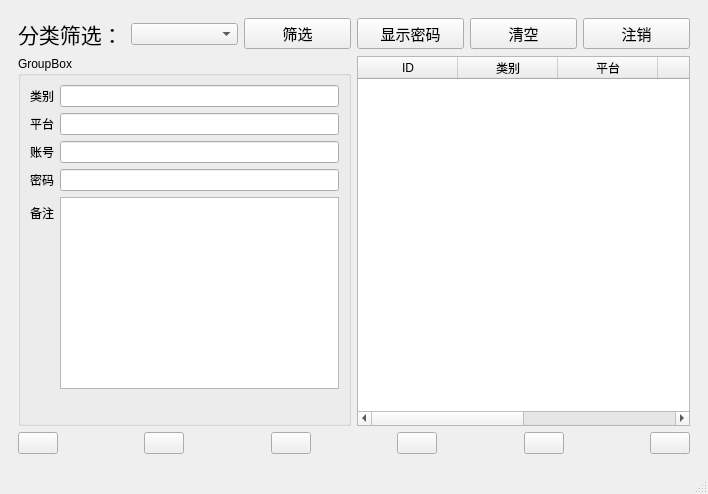
First picture: the form in mainwindow.ui, repository Zyc-paper-tigers/PasswordManager, before the edit.
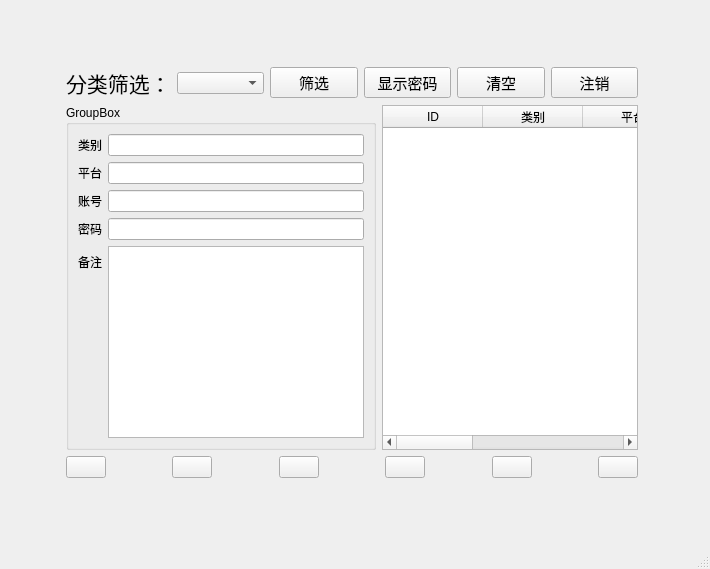
Second picture: the form after the edit. Icons and pictures are not drawn.

Commit message: 一些ui优化

What changed in the file:
```diff
--- a/mainwindow.ui
+++ b/mainwindow.ui
@@ -6,8 +6,8 @@
    <rect>
     <x>0</x>
     <y>0</y>
-    <width>708</width>
-    <height>494</height>
+    <width>710</width>
+    <height>569</height>
    </rect>
   </property>
   <property name="sizePolicy">
@@ -20,15 +20,49 @@
    <string>MainWindow</string>
   </property>
   <widget class="QWidget" name="centralwidget">
-   <layout class="QGridLayout" name="gridLayout">
-    <item row="0" column="0">
-     <widget class="QWidget" name="widget" native="true">
-      <property name="sizePolicy">
-       <sizepolicy hsizetype="Expanding" vsizetype="Expanding">
-        <horstretch>0</horstretch>
-        <verstretch>0</verstretch>
-       </sizepolicy>
-      </property>
+   <widget class="QWidget" name="widget" native="true">
+    <property name="geometry">
+     <rect>
+      <x>9</x>
+      <y>9</y>
+      <width>686</width>
+      <height>526</height>
+     </rect>
+    </property>
+    <property name="sizePolicy">
+     <sizepolicy hsizetype="Expanding" vsizetype="Expanding">
+      <horstretch>0</horstretch>
+      <verstretch>0</verstretch>
+     </sizepolicy>
+    </property>
+    <layout class="QGridLayout" name="gridLayout">
+     <item row="0" column="1">
+      <spacer name="verticalSpacer">
+       <property name="orientation">
+        <enum>Qt::Orientation::Vertical</enum>
+       </property>
+       <property name="sizeHint" stdset="0">
+        <size>
+         <width>20</width>
+         <height>40</height>
+        </size>
+       </property>
+      </spacer>
+     </item>
+     <item row="1" column="0">
+      <spacer name="horizontalSpacer_6">
+       <property name="orientation">
+        <enum>Qt::Orientation::Horizontal</enum>
+       </property>
+       <property name="sizeHint" stdset="0">
+        <size>
+         <width>40</width>
+         <height>20</height>
+        </size>
+       </property>
+      </spacer>
+     </item>
+     <item row="1" column="1">
       <layout class="QGridLayout" name="gridLayout_2">
        <item row="0" column="0" colspan="2">
         <layout class="QHBoxLayout" name="horizontalLayout">
@@ -360,9 +394,35 @@
         </layout>
        </item>
       </layout>
-     </widget>
-    </item>
-   </layout>
+     </item>
+     <item row="1" column="2">
+      <spacer name="horizontalSpacer_7">
+       <property name="orientation">
+        <enum>Qt::Orientation::Horizontal</enum>
+       </property>
+       <property name="sizeHint" stdset="0">
+        <size>
+         <width>40</width>
+         <height>20</height>
+        </size>
+       </property>
+      </spacer>
+     </item>
+     <item row="2" column="1">
+      <spacer name="verticalSpacer_2">
+       <property name="orientation">
+        <enum>Qt::Orientation::Vertical</enum>
+       </property>
+       <property name="sizeHint" stdset="0">
+        <size>
+         <width>20</width>
+         <height>40</height>
+        </size>
+       </property>
+      </spacer>
+     </item>
+    </layout>
+   </widget>
   </widget>
   <widget class="QMenuBar" name="menubar">
    <property name="geometry">
```
Left out of the diff: 2 changed lines with no effect on the pictures.
